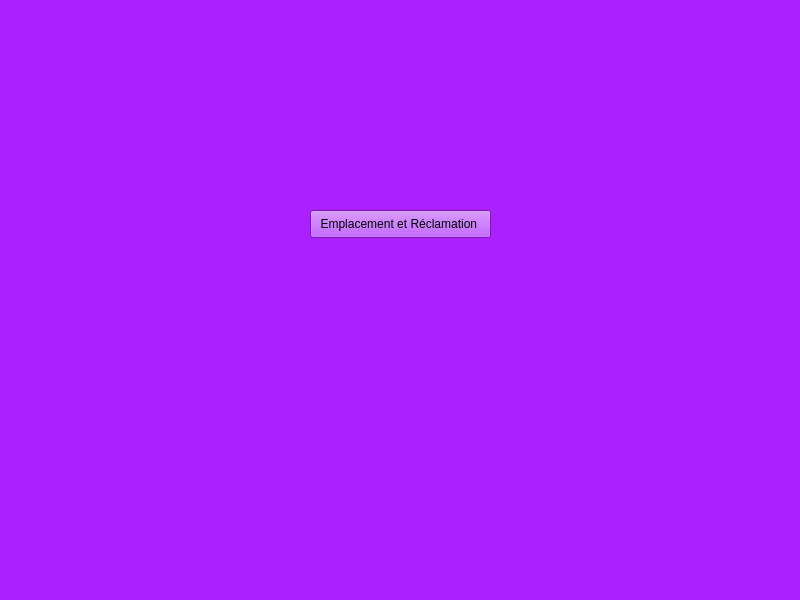
assylkriaa/Smart_Home_Delivery_2A2-, file i-Food/mainwindow.ui: the form before one commit.
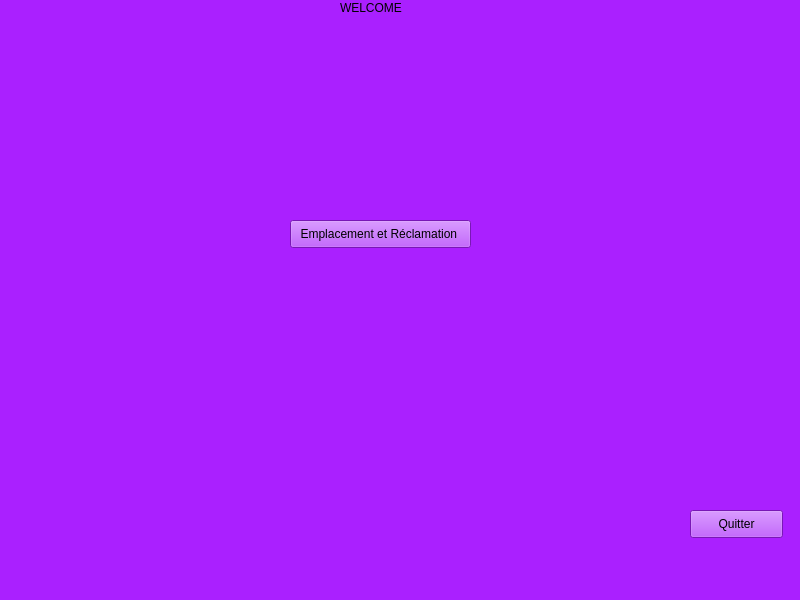
The form after the commit.

Patch:
```diff
--- a/i-Food/mainwindow.ui
+++ b/i-Food/mainwindow.ui
@@ -20,8 +20,8 @@
    <widget class="QPushButton" name="pushButton">
     <property name="geometry">
      <rect>
-      <x>310</x>
-      <y>210</y>
+      <x>290</x>
+      <y>220</y>
       <width>181</width>
       <height>28</height>
      </rect>
@@ -30,6 +30,32 @@
      <string>Emplacement et Réclamation </string>
     </property>
    </widget>
+   <widget class="QPushButton" name="pushButton_2">
+    <property name="geometry">
+     <rect>
+      <x>690</x>
+      <y>510</y>
+      <width>93</width>
+      <height>28</height>
+     </rect>
+    </property>
+    <property name="text">
+     <string>Quitter</string>
+    </property>
+   </widget>
+   <widget class="QLabel" name="label">
+    <property name="geometry">
+     <rect>
+      <x>340</x>
+      <y>0</y>
+      <width>91</width>
+      <height>16</height>
+     </rect>
+    </property>
+    <property name="text">
+     <string>WELCOME</string>
+    </property>
+   </widget>
   </widget>
   <widget class="QMenuBar" name="menubar">
    <property name="geometry">
```
Left out of the diff: 19 changed lines with no effect on the pictures.
